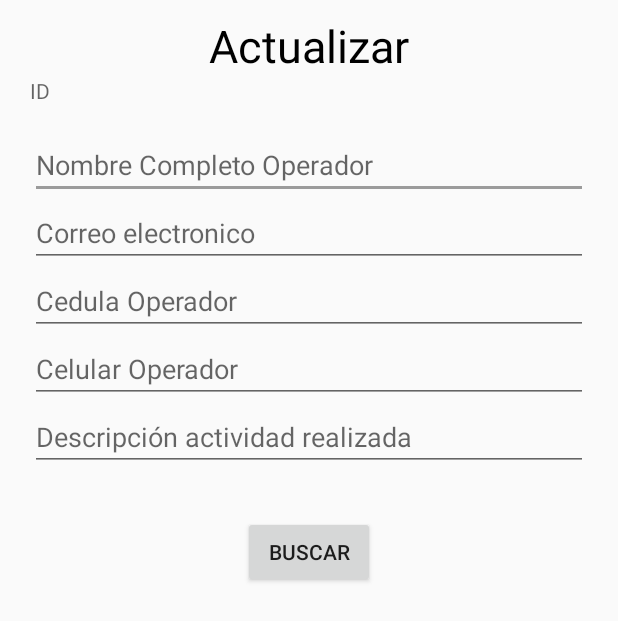
After one commit to jasom98/SinetPractica, an Android app: the layout dialogcontent.xml on its own in the app's theme, with its tools: preview values and no code run, on a phone screen of 412 x 824 dp. The commit adds this screen. Shown: the top 621 px of the screen. Run offline under Robolectric (Android 15) with nearby library versions, the phone set to English and light mode, and no system bars.

Commit message:
Actualizar

```diff
--- a/app/src/main/res/layout/activity_inventario.xml
+++ b/app/src/main/res/layout/activity_inventario.xml
@@ -6,9 +6,6 @@
     android:layout_height="match_parent"
     android:padding="12dp"
     tools:context=".Inventario">
-
-
-
 
     <androidx.recyclerview.widget.RecyclerView
         android:id="@+id/recview"
--- /dev/null
+++ b/app/src/main/res/layout/dialogcontent.xml
@@ -0,0 +1,82 @@
+<?xml version="1.0" encoding="utf-8"?>
+<androidx.constraintlayout.widget.ConstraintLayout
+    xmlns:android="http://schemas.android.com/apk/res/android" android:layout_width="match_parent"
+    android:layout_height="match_parent">
+
+    <LinearLayout
+        android:layout_width="match_parent"
+        android:layout_height="match_parent"
+        android:orientation="vertical"
+        android:layout_marginTop="10dp"
+        android:layout_marginLeft="20dp"
+        android:layout_marginRight="20dp">
+
+        <TextView
+            android:layout_gravity="center"
+            android:textColor="@color/colorBlack"
+            android:layout_width="wrap_content"
+            android:layout_height="wrap_content"
+            android:text="Actualizar"
+            android:textSize="30dp"/>
+
+        <TextView
+            android:layout_width="wrap_content"
+            android:layout_height="wrap_content"
+            android:hint="ID"
+            android:id="@+id/txvID"
+            android:visibility="visible"/>
+
+        <EditText
+            android:inputType="textPersonName"
+            android:layout_marginTop="17dp"
+            android:id="@+id/actname"
+            android:layout_width="match_parent"
+            android:layout_height="wrap_content"
+            android:hint="Nombre Completo Operador"
+            android:ems="10"
+            />
+        <EditText
+            android:inputType="textEmailAddress"
+            android:id="@+id/actemail"
+            android:layout_width="match_parent"
+            android:layout_height="wrap_content"
+            android:hint="Correo electronico"
+            />
+        <EditText
+            android:id="@+id/actcc"
+            android:inputType="number"
+            android:layout_width="match_parent"
+            android:layout_height="wrap_content"
+            android:hint="Cedula Operador"
+            />
+        <EditText
+            android:inputType="number"
+            android:id="@+id/updateCelular"
+            android:layout_width="match_parent"
+            android:layout_height="wrap_content"
+            android:hint="Celular Operador"
+            />
+
+        <EditText
+            android:inputType="textAutoComplete"
+            android:id="@+id/actDesc"
+            android:layout_width="match_parent"
+            android:layout_height="wrap_content"
+            android:hint="Descripción actividad realizada"
+            />
+
+
+
+
+        <Button
+            android:id="@+id/btnBuscar"
+            android:layout_width="wrap_content"
+            android:layout_height="wrap_content"
+            android:text="Buscar"
+            android:layout_gravity="center"
+            android:layout_marginTop="30dp"/>
+
+
+    </LinearLayout>
+
+</androidx.constraintlayout.widget.ConstraintLayout>
```
Also changed, not shown: app/build.gradle (+8 -0 lines), app/src/main/java/com/example/loginmain/Model/myadapter.java (+74 -1 lines), app/src/main/res/layout/lista_registros.xml (+24 -0 lines).
